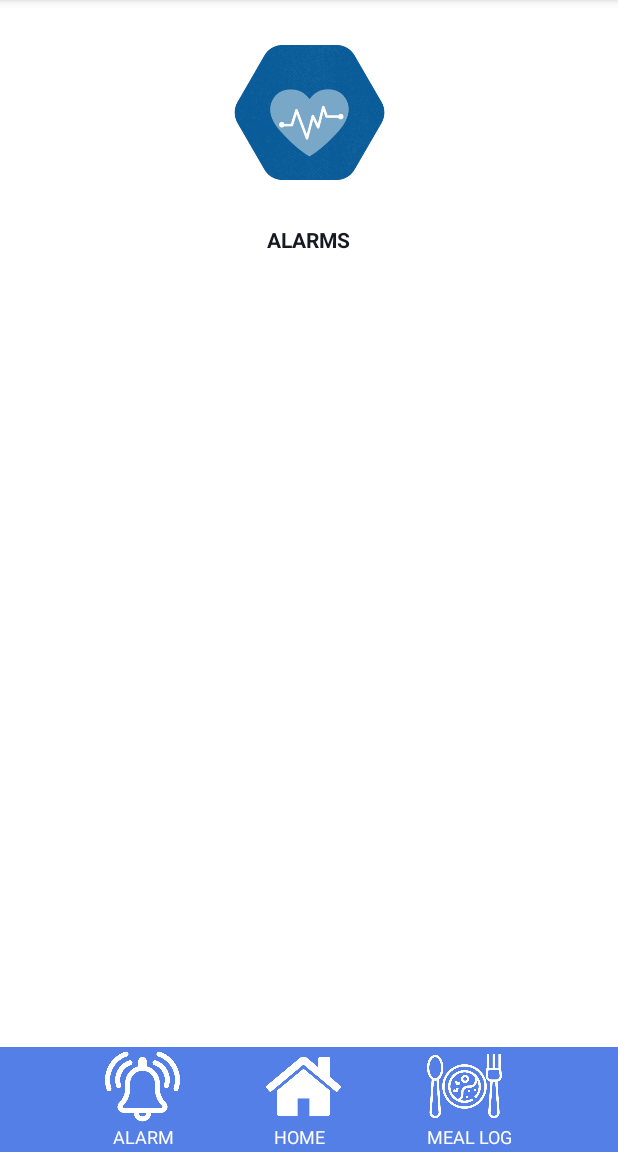
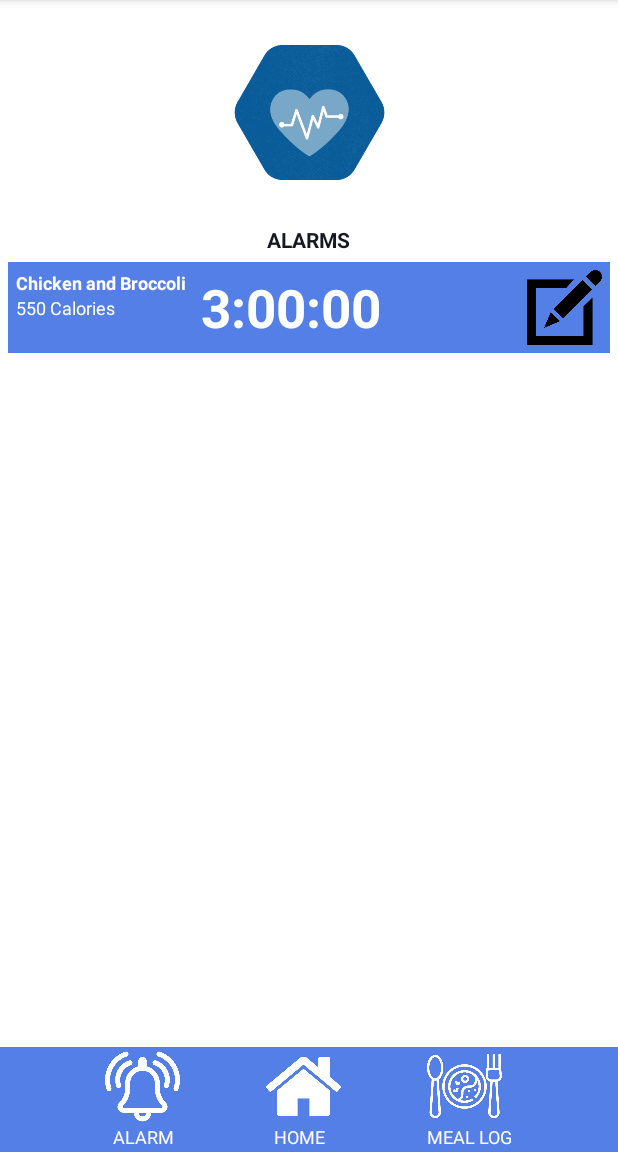
Before and after one commit to zivhd/MacroMonitor, an Android app: the AlarmActivity screen opened directly, with no data from a screen before it, on a phone screen of 412 x 824 dp, the part 84-1236 px from its top. Run offline under Robolectric (Android 15) with nearby library versions, the phone set to English and light mode, and no system bars.

Commit message:
finished getAlarm and started alarm database

```diff
--- a/MCO3/app/src/main/java/ph/edu/dlsu/mobdeve/boado/rodriguez/mco3/AlarmActivity.kt
+++ b/MCO3/app/src/main/java/ph/edu/dlsu/mobdeve/boado/rodriguez/mco3/AlarmActivity.kt
@@ -2,10 +2,36 @@ package ph.edu.dlsu.mobdeve.boado.rodriguez.mco3
 
 import androidx.appcompat.app.AppCompatActivity
 import android.os.Bundle
+import androidx.recyclerview.widget.ItemTouchHelper
+import androidx.recyclerview.widget.LinearLayoutManager
+import ph.edu.dlsu.mobdeve.boado.rodriguez.mco3.dao.AlarmDAO
+import ph.edu.dlsu.mobdeve.boado.rodriguez.mco3.dao.AlarmDAOSQLLiteImplementation
+import ph.edu.dlsu.mobdeve.boado.rodriguez.mco3.databinding.ActivityAlarmBinding
 
 class AlarmActivity : AppCompatActivity() {
+
+    private lateinit var binding: ActivityAlarmBinding
+
+    private var alarmAdapter: AlarmAdapter? = null
+
+    private lateinit var alarmDAO: AlarmDAO
+
+    private lateinit var itemTouchHelper: ItemTouchHelper
+
+
     override fun onCreate(savedInstanceState: Bundle?) {
         super.onCreate(savedInstanceState)
-        setContentView(R.layout.activity_alarm)
+        binding = ActivityAlarmBinding.inflate(layoutInflater)
+        setContentView(binding.root)
+
+        alarmDAO = AlarmDAOSQLLiteImplementation(applicationContext)
+
+        alarmAdapter = AlarmAdapter(applicationContext,alarmDAO.getAlarm())
+
+        binding.alarmList.layoutManager = LinearLayoutManager(applicationContext, LinearLayoutManager.VERTICAL,false)
+
+        binding.alarmList.adapter = alarmAdapter
+
+
     }
 }
--- /dev/null
+++ b/MCO3/app/src/main/java/ph/edu/dlsu/mobdeve/boado/rodriguez/mco3/AlarmAdapter.kt
@@ -0,0 +1,34 @@
+package ph.edu.dlsu.mobdeve.boado.rodriguez.mco3
+
+import android.content.Context
+import android.text.format.DateUtils.formatElapsedTime
+import android.view.LayoutInflater
+import android.view.ViewGroup
+import androidx.recyclerview.widget.RecyclerView
+import ph.edu.dlsu.mobdeve.boado.rodriguez.mco3.data.model.alarm
+import ph.edu.dlsu.mobdeve.boado.rodriguez.mco3.databinding.ItemAlarmBinding
+
+class AlarmAdapter(private val context: Context,
+private var alarmList: ArrayList<alarm>) : RecyclerView.Adapter<AlarmAdapter.ViewHolder>() {
+
+    override fun onCreateViewHolder(parent: ViewGroup, viewType: Int): AlarmAdapter.ViewHolder {
+        val itemBinding = ItemAlarmBinding. inflate(LayoutInflater.from(parent.context), parent, false)
+        return ViewHolder(itemBinding)
+    }
+
+    override fun getItemCount(): Int {
+        return alarmList.size
+    }
+
+    override fun onBindViewHolder(holder: AlarmAdapter.ViewHolder, position: Int) {
+        holder.bindItems(alarmList[position])
+    }
+
+    inner class ViewHolder(private val itemBinding: ItemAlarmBinding): RecyclerView.ViewHolder(itemBinding.root){
+        fun bindItems(alarm: alarm){
+            itemBinding.alarmName.text = alarm.meal
+            itemBinding.alarmCalories.text = alarm.calories.toString()  + " Calories"
+            itemBinding.alarmTime.text = formatElapsedTime(alarm.time.toLong())
+        }
+    }
+}
--- /dev/null
+++ b/MCO3/app/src/main/java/ph/edu/dlsu/mobdeve/boado/rodriguez/mco3/AlarmReceiver.kt
@@ -0,0 +1,17 @@
+package ph.edu.dlsu.mobdeve.boado.rodriguez.mco3
+
+import android.content.BroadcastReceiver
+import android.content.Context
+import android.content.Intent
+import androidx.core.content.ContextCompat.startActivity
+
+class AlarmReceiver : BroadcastReceiver() {
+    override fun onReceive(p0: Context?, p1: Intent?) {
+        //you can check the log that it is fired
+        //Here we are actually not doing anything
+        //but you can do any task here that you want to be done at a specific time everyday
+
+
+    }
+
+}
--- a/MCO3/app/src/main/java/ph/edu/dlsu/mobdeve/boado/rodriguez/mco3/MainActivity.kt
+++ b/MCO3/app/src/main/java/ph/edu/dlsu/mobdeve/boado/rodriguez/mco3/MainActivity.kt
@@ -13,7 +13,7 @@ class MainActivity : AppCompatActivity() {
         setContentView(binding.root)
 
         binding.loginBtn.setOnClickListener{
-        val goToHome = Intent(this,HomeActivity::class.java)
+        val goToHome = Intent(this,AlarmActivity::class.java)
         startActivity(goToHome)
     }
     }
--- /dev/null
+++ b/MCO3/app/src/main/java/ph/edu/dlsu/mobdeve/boado/rodriguez/mco3/dao/AlarmDAO.kt
@@ -0,0 +1,57 @@
+package ph.edu.dlsu.mobdeve.boado.rodriguez.mco3.dao
+
+import android.annotation.SuppressLint
+import android.content.Context
+import android.database.Cursor
+import android.database.sqlite.SQLiteException
+import kotlinx.coroutines.selects.select
+import ph.edu.dlsu.mobdeve.boado.rodriguez.mco3.data.model.alarm
+
+interface AlarmDAO{
+    fun addAlarm(alarm: alarm)
+    fun removeAlarm(alarmID: Int)
+    fun getAlarm() : ArrayList<alarm>
+    fun updateAlarm(alarm : alarm)
+}
+
+class AlarmDAOSQLLiteImplementation(var context: Context) : AlarmDAO{
+    override fun addAlarm(alarm: alarm) {
+        TODO("Not yet implemented")
+    }
+
+    override fun removeAlarm(alarmID: Int) {
+        TODO("Not yet implemented")
+    }
+
+    override fun updateAlarm(alarm: alarm) {
+        TODO("Not yet implemented")
+    }
+
+    @SuppressLint("Range")
+    override fun getAlarm(): ArrayList<alarm> {
+        val alarmList: ArrayList<alarm> = ArrayList()
+        val selectQuery = "Select ${DatabaseHandlerAlarm.tableAlarmID}, ${DatabaseHandlerAlarm.tableAlarmCalories}," +
+                "${DatabaseHandlerAlarm.tableAlarmMeal}, " +
+                "${DatabaseHandlerAlarm.tableAlarmUserID}, " +
+                "${DatabaseHandlerAlarm.tableAlarmTime} " +
+                "FROM ${DatabaseHandlerAlarm.tableAlarm}"
+
+        val databaseHandlerAlarm:DatabaseHandlerAlarm = DatabaseHandlerAlarm(context)
+        val db = databaseHandlerAlarm.readableDatabase
+        val result = db.rawQuery(selectQuery,null)
+
+        if(result.moveToFirst()){
+            do{
+                val alarm = alarm(0)
+                alarm.id = result.getString(result.getColumnIndex(DatabaseHandlerAlarm.tableAlarmID)).toInt()
+                alarm.meal = result.getString(result.getColumnIndex(DatabaseHandlerAlarm.tableAlarmMeal))
+                alarm.time = result.getString(result.getColumnIndex(DatabaseHandlerAlarm.tableAlarmTime)).toInt()
+                alarm.calories = result.getString(result.getColumnIndex(DatabaseHandlerAlarm.tableAlarmCalories)).toInt()
+                alarmList.add(alarm)
+            } while(result.moveToNext())
+        }
+
+        return alarmList
+
+    }
+}
--- a/MCO3/app/src/main/java/ph/edu/dlsu/mobdeve/boado/rodriguez/mco3/dao/DatabaseHandlerAlarm.kt
+++ b/MCO3/app/src/main/java/ph/edu/dlsu/mobdeve/boado/rodriguez/mco3/dao/DatabaseHandlerAlarm.kt
@@ -25,21 +25,25 @@ class DatabaseHandlerAlarm(context: Context): SQLiteOpenHelper(context, DBNAME,
         const val tableAlarmUserID = "alarm_userid"
         const val tableAlarmMeal = "alarm_meal"
         const val tableAlarmCalories = "alarm_calories"
+        const val tableAlarmTime = "alarm_time"
     }
 
     override fun onCreate(db: SQLiteDatabase?){
         // creates the database
         // written in SQL
-        // note: mind the spaces
+        // note: mind the space
         val createAccountsTable = "CREATE TABLE $tableAlarm " +
                 "($tableAlarmID INTEGER PRIMARY KEY AUTOINCREMENT, " +
                 "$tableAlarmUserID INTEGER, " +
                 "$tableAlarmMeal TEXT, " +
-                "$tableAlarmCalories INTEGER)"
+                "$tableAlarmCalories INTEGER, " +
+                "$tableAlarmTime INTEGER )"
+
 
         db?.execSQL(createAccountsTable)
 
         // create data sample
+        db?.execSQL("INSERT INTO $tableAlarm ($tableAlarmMeal, $tableAlarmCalories, $tableAlarmTime ) VALUES ('Chicken and Broccoli', 550, 10800 )")
         // db?.execSQL("INSERT INTO $tableCharacter ($tableCharacterName) values ('Ahri')")
         // db?.execSQL("INSERT INTO $tableCharacter ($tableCharacterName) values ('Malphite')")
         // db?.execSQL("INSERT INTO $tableCharacter ($tableCharacterName) values ('Miss Fortune')")
--- a/MCO3/app/src/main/java/ph/edu/dlsu/mobdeve/boado/rodriguez/mco3/data/model/User.kt
+++ b/MCO3/app/src/main/java/ph/edu/dlsu/mobdeve/boado/rodriguez/mco3/data/model/User.kt
@@ -1,8 +1,8 @@
 package ph.edu.dlsu.mobdeve.boado.rodriguez.mco3.data.model
 
-class User(var email: String) {
-    var id: Int? = null
-    var fname: String? = null
-    var lname: String? = null
-    var password: String? = null
+class User(var id: Int) {
+    var email: String = ""
+    var fname: String = ""
+    var lname: String = ""
+    var password: String = ""
 }
--- a/MCO3/app/src/main/java/ph/edu/dlsu/mobdeve/boado/rodriguez/mco3/data/model/alarm.kt
+++ b/MCO3/app/src/main/java/ph/edu/dlsu/mobdeve/boado/rodriguez/mco3/data/model/alarm.kt
@@ -1,12 +1,12 @@
 package ph.edu.dlsu.mobdeve.boado.rodriguez.mco3.data.model
 
-import java.sql.Time
-
-class alarm(var id: Int, var time: Time) {
+class alarm(var time: Int) {
+    var id: Int = 0
     var userID: Int = 0
     var meal: String = ""
     var calories: Int = 0
     var protein: Int = 0
     var carbs: Int = 0
     var fat: Int = 0
+
 }
--- a/MCO3/app/src/main/res/layout/activity_alarm.xml
+++ b/MCO3/app/src/main/res/layout/activity_alarm.xml
@@ -34,7 +34,6 @@
         android:layout_height="wrap_content"
         app:layout_constraintStart_toStartOf="parent"
         app:layout_constraintTop_toBottomOf="@+id/title" />
-
 
     <androidx.appcompat.widget.LinearLayoutCompat
         android:layout_width="match_parent"
@@ -89,10 +88,9 @@
             android:orientation="vertical"
             android:background="#537FE7"
             android:layout_marginLeft="57dp"
-            app:layout_constraintStarttoEndOf="@+id/alarmtab"
             app:layout_constraintHorizontal_bias="0.5"
+            app:layout_constraintBottom_toBottomOf="parent">
 
-            app:layout_constraintBottom_toBottomOf="parent">
             <androidx.appcompat.widget.AppCompatImageView
                 android:id="@+id/home_btn"
                 android:layout_width="50dp"
@@ -117,13 +115,13 @@
         </androidx.appcompat.widget.LinearLayoutCompat>
         <!--        MEAL-->
         <androidx.appcompat.widget.LinearLayoutCompat
-            android:id="@+id/hometab"
+            android:id="@+id/mealtab"
             android:layout_width="wrap_content"
             android:layout_height="wrap_content"
             android:orientation="vertical"
             android:background="#537FE7"
             android:layout_marginLeft="57dp"
-            app:layout_constraintStarttoEndOf="@+id/alarmtab"
+
             app:layout_constraintHorizontal_bias="0.5"
 
             app:layout_constraintBottom_toBottomOf="parent">
--- a/MCO3/app/src/main/res/layout/activity_home.xml
+++ b/MCO3/app/src/main/res/layout/activity_home.xml
@@ -74,11 +74,11 @@
         android:layout_height="wrap_content"
         android:orientation="vertical"
         android:background="#537FE7"
-
         app:layout_constraintEnd_toEndOf="parent"
         app:layout_constraintHorizontal_bias="0.5"
         app:layout_constraintStart_toStartOf="parent"
         app:layout_constraintBottom_toBottomOf="parent">
+
         <androidx.appcompat.widget.AppCompatImageView
             android:id="@+id/alarm_btn"
             android:layout_width="50dp"
@@ -110,7 +110,7 @@
             android:orientation="vertical"
             android:background="#537FE7"
             android:layout_marginLeft="57dp"
-            app:layout_constraintStarttoEndOf="@+id/alarmtab"
+
             app:layout_constraintHorizontal_bias="0.5"
 
             app:layout_constraintBottom_toBottomOf="parent">
@@ -144,7 +144,7 @@
             android:orientation="vertical"
             android:background="#537FE7"
             android:layout_marginLeft="57dp"
-            app:layout_constraintStarttoEndOf="@+id/alarmtab"
+
             app:layout_constraintHorizontal_bias="0.5"
 
             app:layout_constraintBottom_toBottomOf="parent">
--- a/MCO3/app/src/main/res/layout/item_alarm.xml
+++ b/MCO3/app/src/main/res/layout/item_alarm.xml
@@ -9,28 +9,48 @@
     android:background="@color/white"
     android:backgroundTint="#537FE7">
 
-    <androidx.appcompat.widget.AppCompatImageView
-        android:id="@+id/meal_img"
-        android:layout_width="50dp"
-        android:layout_height="50dp"
-        android:src="@drawable/meal"
-        app:layout_constraintStart_toStartOf="parent"
-        app:layout_constraintTop_toTopOf="parent" />
-
-    <androidx.appcompat.widget.AppCompatTextView
-        android:id="@+id/character_name"
+    <androidx.appcompat.widget.LinearLayoutCompat
+        android:id="@id/alarm_details"
         android:layout_width="wrap_content"
         android:layout_height="wrap_content"
-        android:layout_marginLeft="20dp"
+        app:layout_constraintStart_toStartOf="parent"
+        app:layout_constraintTop_toTopOf="parent"
+        android:orientation="vertical">
+    <androidx.appcompat.widget.AppCompatTextView
+        android:id="@+id/alarm_name"
+        android:layout_width="wrap_content"
+        android:layout_height="wrap_content"
+        android:text="Name"
+        android:textColor="@color/white"
+        android:textSize="12dp"
+        android:textStyle="bold"
+        app:layout_constraintBottom_toBottomOf="parent"
+        app:layout_constraintStart_toStartOf="parent"
+        app:layout_constraintTop_toTopOf="parent"
+        app:layout_constraintVertical_bias="0.5" />
+        <androidx.appcompat.widget.AppCompatTextView
+            android:id="@+id/alarm_calories"
+            android:layout_width="wrap_content"
+            android:layout_height="wrap_content"
+            android:text="Calories"
+            android:textColor="@color/white"
+            android:textSize="12dp"
+            app:layout_constraintBottom_toBottomOf="parent"
+            app:layout_constraintStart_toStartOf="parent"
+            app:layout_constraintTop_toTopOf="parent"
+            app:layout_constraintVertical_bias="0.5" />
+    </androidx.appcompat.widget.LinearLayoutCompat>
+    <androidx.appcompat.widget.AppCompatTextView
+        android:id="@+id/alarm_time"
+        android:layout_width="wrap_content"
+        android:layout_height="wrap_content"
         android:text="00:00 PM"
+        android:textColor="@color/white"
         android:textSize="35dp"
         android:textStyle="bold"
-        android:textColor="@color/white"
+        android:layout_marginLeft="10dp"
         app:layout_constraintBottom_toBottomOf="parent"
-        app:layout_constraintEnd_toEndOf="parent"
-        app:layout_constraintHorizontal_bias="0.5"
-        app:layout_constraintStart_toEndOf="@+id/meal_img"
-        app:layout_constraintStart_toStartOf="parent"
+        app:layout_constraintStart_toEndOf="@+id/alarm_details"
         app:layout_constraintTop_toTopOf="parent"
         app:layout_constraintVertical_bias="0.5" />
 
```
